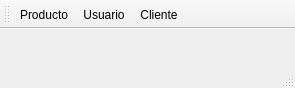
Qt form mainwindow.ui (benArambide/ProyFinal-IS2) before a commit.
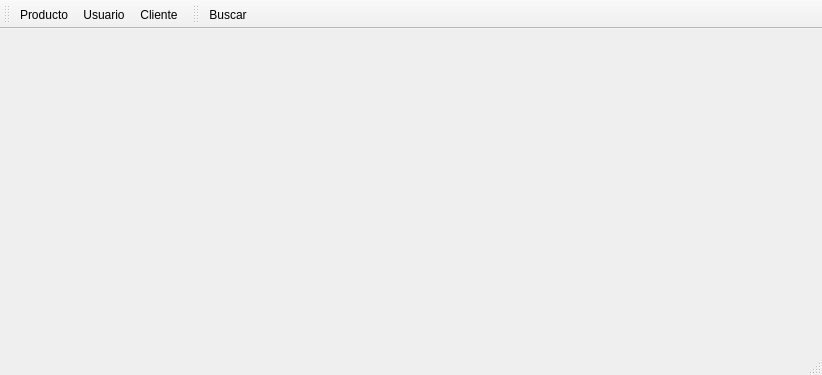
The same form after that commit. Icons and pictures are not drawn.

Diff of the .ui file:
```diff
--- a/mainwindow.ui
+++ b/mainwindow.ui
@@ -6,8 +6,8 @@
    <rect>
     <x>0</x>
     <y>0</y>
-    <width>295</width>
-    <height>88</height>
+    <width>822</width>
+    <height>375</height>
    </rect>
   </property>
   <property name="windowTitle">
@@ -57,6 +57,24 @@
     <cursorShape>IBeamCursor</cursorShape>
    </property>
   </widget>
+  <widget class="QToolBar" name="toolBar">
+   <property name="windowTitle">
+    <string>toolBar</string>
+   </property>
+   <property name="iconSize">
+    <size>
+     <width>36</width>
+     <height>36</height>
+    </size>
+   </property>
+   <attribute name="toolBarArea">
+    <enum>TopToolBarArea</enum>
+   </attribute>
+   <attribute name="toolBarBreak">
+    <bool>false</bool>
+   </attribute>
+   <addaction name="actionBuscar"/>
+  </widget>
   <action name="actionProducto">
    <property name="icon">
     <iconset resource="Icons/Icons.qrc">
```
Left out of the diff: 5 changed lines with no effect on the pictures.
